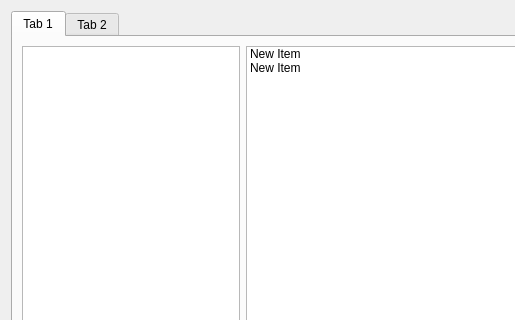
Old version of the form src/ui/window.ui in the repository EduardFrlicka/ICP-Projekt; both pictures show x 0 to 515 and y 0 to 320 of the 923 by 650 pixel window.
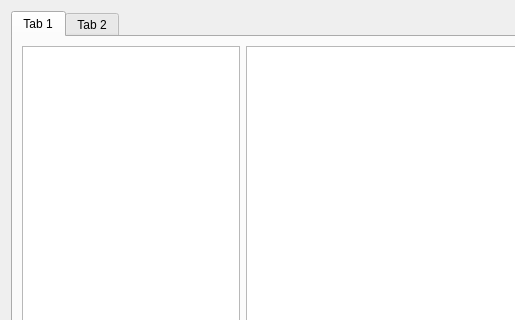
New version of the form.

Diff of the .ui file:
```diff
--- a/src/ui/window.ui
+++ b/src/ui/window.ui
@@ -32,18 +32,7 @@
          <item>
           <layout class="QVBoxLayout" name="verticalLayout_2" stretch="20,1">
            <item>
-            <widget class="QListWidget" name="listWidget">
-             <item>
-              <property name="text">
-               <string>New Item</string>
-              </property>
-             </item>
-             <item>
-              <property name="text">
-               <string>New Item</string>
-              </property>
-             </item>
-            </widget>
+            <widget class="QListWidget" name="listWidget"/>
            </item>
            <item>
             <layout class="QHBoxLayout" name="horizontalLayout_2">
```
